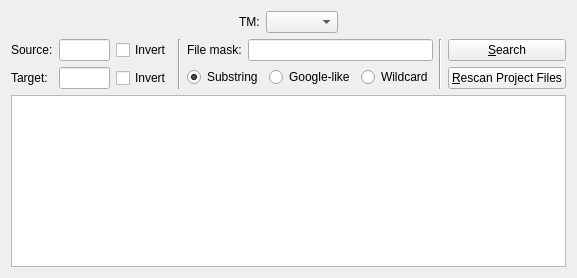
First picture: the form in src/tm/queryoptions.ui, repository KDE/lokalize, before the edit.
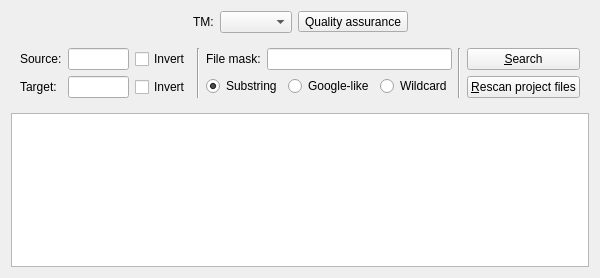
Second picture: the form after the edit. Custom widgets are drawn as their Qt base class.

Commit message: *initial code for QA: in short it is just checking chosen translation memory against set of rules defined by an xml file (UI for editing it is to be done) *optimizations for search results view

Patch:
```diff
--- a/src/tm/queryoptions.ui
+++ b/src/tm/queryoptions.ui
@@ -6,7 +6,7 @@
    <rect>
     <x>0</x>
     <y>0</y>
-    <width>577</width>
+    <width>600</width>
     <height>278</height>
    </rect>
   </property>
@@ -36,6 +36,16 @@
      <item>
       <widget class="QComboBox" name="dbName"/>
      </item>
+     <item>
+      <widget class="QToolButton" name="qa">
+       <property name="text">
+        <string>Quality assurance</string>
+       </property>
+       <property name="checkable">
+        <bool>true</bool>
+       </property>
+      </widget>
+     </item>
      <item>
       <spacer name="horizontalSpacer">
        <property name="orientation">
@@ -52,6 +62,7 @@
     </layout>
    </item>
    <item>
+    <widget class="QWidget" name="queryWidget">
     <layout class="QHBoxLayout" name="queryLayout">
      <property name="sizeConstraint">
       <enum>QLayout::SetMinimumSize</enum>
@@ -219,13 +230,14 @@
           <string>Reads all project files into translation memory, updating old entries. The scanning will work in background.</string>
          </property>
          <property name="text">
-          <string>&amp;Rescan Project Files</string>
+          <string>&amp;Rescan project files</string>
          </property>
         </widget>
        </item>
       </layout>
      </item>
     </layout>
+    </widget>
    </item>
    <item>
     <widget class="QTreeView" name="treeView">
```
Left out of the diff: 3 changed lines with no effect on the pictures. The commit also changes 5 other files.
